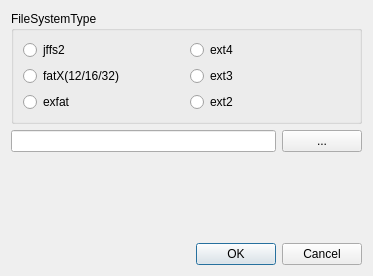
First picture: the form in src/mainwindow.ui, repository QQxiaoming/QFSViewer, before the edit.
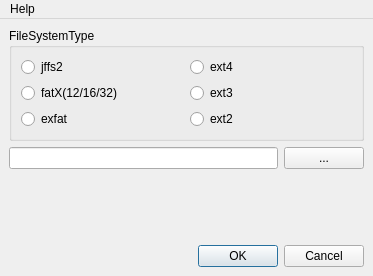
Second picture: the form after the edit.

Diff of the .ui file:
```diff
--- a/src/mainwindow.ui
+++ b/src/mainwindow.ui
@@ -1,7 +1,7 @@
 <?xml version="1.0" encoding="UTF-8"?>
 <ui version="4.0">
  <class>MainWindow</class>
- <widget class="QDialog" name="MainWindow">
+ <widget class="QMainWindow" name="MainWindow">
   <property name="geometry">
    <rect>
     <x>0</x>
@@ -13,6 +13,7 @@
   <property name="windowTitle">
    <string>Dialog</string>
   </property>
+  <widget class="QWidget" name="centralwidget">
   <layout class="QVBoxLayout" name="verticalLayout_2">
    <item>
     <widget class="QGroupBox" name="groupBox">
@@ -111,6 +112,42 @@
     </widget>
    </item>
   </layout>
+  </widget>
+  <widget class="QMenuBar" name="menuBar">
+   <property name="geometry">
+    <rect>
+     <x>0</x>
+     <y>0</y>
+     <width>373</width>
+     <height>30</height>
+    </rect>
+   </property>
+   <widget class="QMenu" name="menuHelp">
+    <property name="title">
+     <string>Help</string>
+    </property>
+    <addaction name="actionHelp"/>
+    <addaction name="separator"/>
+    <addaction name="actionAbout"/>
+    <addaction name="actionAboutQt"/>
+   </widget>
+   <addaction name="menuHelp"/>
+  </widget>
+  <action name="actionHelp">
+   <property name="text">
+    <string>Help</string>
+   </property>
+  </action>
+  <action name="actionAbout">
+   <property name="text">
+    <string>About</string>
+   </property>
+  </action>
+  <action name="actionAboutQt">
+   <property name="text">
+    <string>AboutQt</string>
+   </property>
+  </action>
  </widget>
  <resources/>
  <connections/>
```
Left out of the diff: 2 changed lines with no effect on the pictures. Lines whose indentation alone changed are shown as unchanged.
